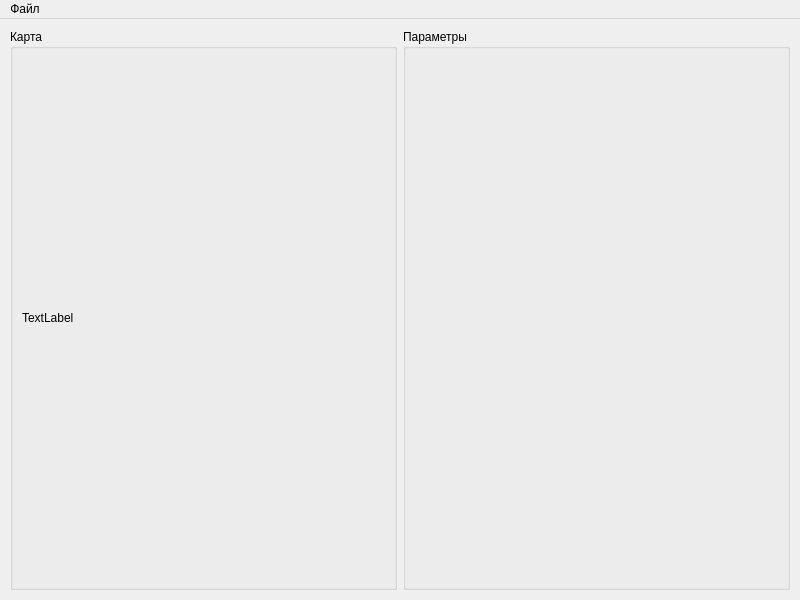
Above: MainWindow.ui from AquaUseful/yanlic-bigyamaps before the change. Below: the same form after it.
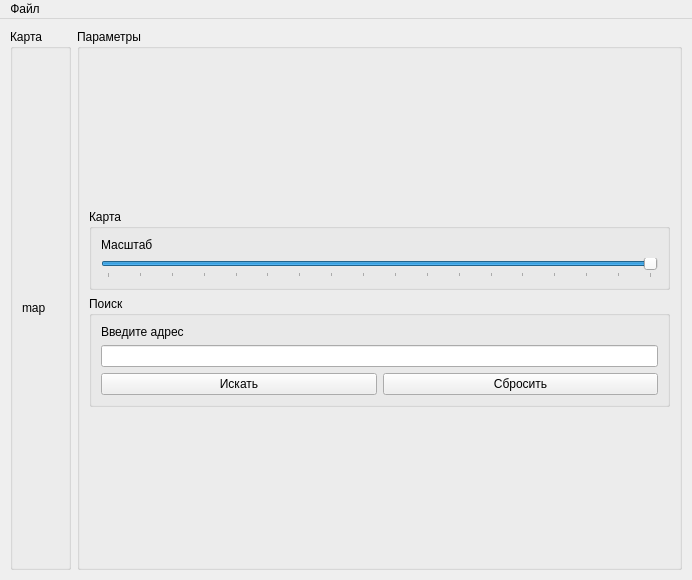
That is the form after the change.

What changed in the file:
```diff
--- a/MainWindow.ui
+++ b/MainWindow.ui
@@ -6,15 +6,15 @@
    <rect>
     <x>0</x>
     <y>0</y>
-    <width>800</width>
-    <height>600</height>
+    <width>692</width>
+    <height>580</height>
    </rect>
   </property>
   <property name="windowTitle">
    <string>MainWindow</string>
   </property>
   <widget class="QWidget" name="centralwidget">
-   <layout class="QHBoxLayout" name="horizontalLayout">
+   <layout class="QGridLayout" name="gridLayout_3">
     <property name="leftMargin">
      <number>10</number>
     </property>
@@ -27,7 +27,7 @@
     <property name="bottomMargin">
      <number>10</number>
     </property>
-    <item>
+    <item row="0" column="0">
      <widget class="QGroupBox" name="groupBox">
       <property name="title">
        <string>Карта</string>
@@ -36,18 +36,134 @@
        <item row="0" column="0">
         <widget class="QLabel" name="label_map">
          <property name="text">
-          <string>TextLabel</string>
+          <string>map</string>
          </property>
         </widget>
        </item>
       </layout>
      </widget>
     </item>
-    <item>
+    <item row="0" column="1">
      <widget class="QGroupBox" name="groupBox_2">
       <property name="title">
        <string>Параметры</string>
       </property>
+      <layout class="QVBoxLayout" name="verticalLayout_3">
+       <item>
+        <spacer name="verticalSpacer">
+         <property name="orientation">
+          <enum>Qt::Vertical</enum>
+         </property>
+         <property name="sizeHint" stdset="0">
+          <size>
+           <width>20</width>
+           <height>40</height>
+          </size>
+         </property>
+        </spacer>
+       </item>
+       <item>
+        <widget class="QGroupBox" name="groupBox_4">
+         <property name="title">
+          <string>Карта</string>
+         </property>
+         <layout class="QVBoxLayout" name="verticalLayout_2">
+          <item>
+           <widget class="QLabel" name="label">
+            <property name="text">
+             <string>Масштаб</string>
+            </property>
+           </widget>
+          </item>
+          <item>
+           <widget class="QSlider" name="horizontalSlider">
+            <property name="focusPolicy">
+             <enum>Qt::ClickFocus</enum>
+            </property>
+            <property name="maximum">
+             <number>17</number>
+            </property>
+            <property name="pageStep">
+             <number>1</number>
+            </property>
+            <property name="sliderPosition">
+             <number>17</number>
+            </property>
+            <property name="tracking">
+             <bool>false</bool>
+            </property>
+            <property name="orientation">
+             <enum>Qt::Horizontal</enum>
+            </property>
+            <property name="invertedAppearance">
+             <bool>false</bool>
+            </property>
+            <property name="invertedControls">
+             <bool>false</bool>
+            </property>
+            <property name="tickPosition">
+             <enum>QSlider::TicksBelow</enum>
+            </property>
+           </widget>
+          </item>
+         </layout>
+        </widget>
+       </item>
+       <item>
+        <widget class="QGroupBox" name="groupBox_3">
+         <property name="title">
+          <string>Поиск</string>
+         </property>
+         <layout class="QVBoxLayout" name="verticalLayout">
+          <item>
+           <widget class="QLabel" name="label_2">
+            <property name="text">
+             <string>Введите адрес</string>
+            </property>
+           </widget>
+          </item>
+          <item>
+           <widget class="QLineEdit" name="lineEdit">
+            <property name="focusPolicy">
+             <enum>Qt::ClickFocus</enum>
+            </property>
+           </widget>
+          </item>
+          <item>
+           <layout class="QHBoxLayout" name="horizontalLayout">
+            <item>
+             <widget class="QPushButton" name="pushButton">
+              <property name="text">
+               <string>Искать</string>
+              </property>
+             </widget>
+            </item>
+            <item>
+             <widget class="QPushButton" name="pushButton_2">
+              <property name="text">
+               <string>Сбросить</string>
+              </property>
+             </widget>
+            </item>
+           </layout>
+          </item>
+         </layout>
+        </widget>
+       </item>
+       <item>
+        <spacer name="verticalSpacer_2">
+         <property name="orientation">
+          <enum>Qt::Vertical</enum>
+         </property>
+         <property name="sizeHint" stdset="0">
+          <size>
+           <width>20</width>
+           <height>40</height>
+          </size>
+         </property>
+        </spacer>
+       </item>
+      </layout>
      </widget>
     </item>
    </layout>
@@ -57,7 +173,7 @@
     <rect>
      <x>0</x>
      <y>0</y>
-     <width>800</width>
+     <width>692</width>
      <height>21</height>
     </rect>
    </property>
```
Left out of the diff: 3 changed lines with no effect on the pictures.
